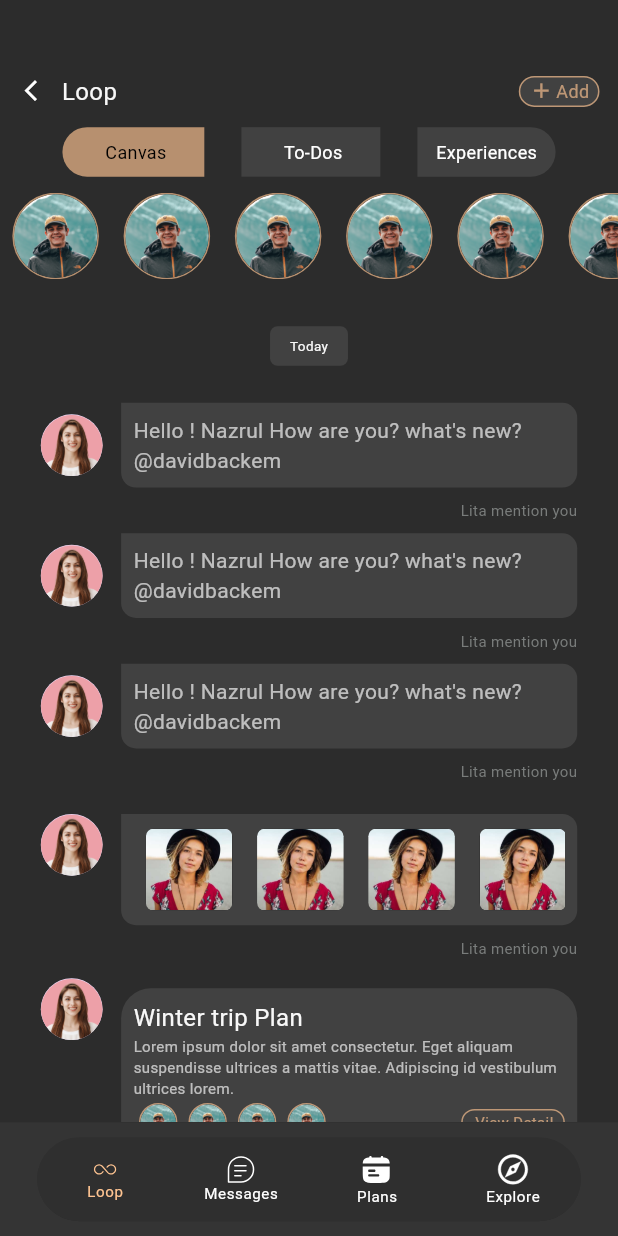
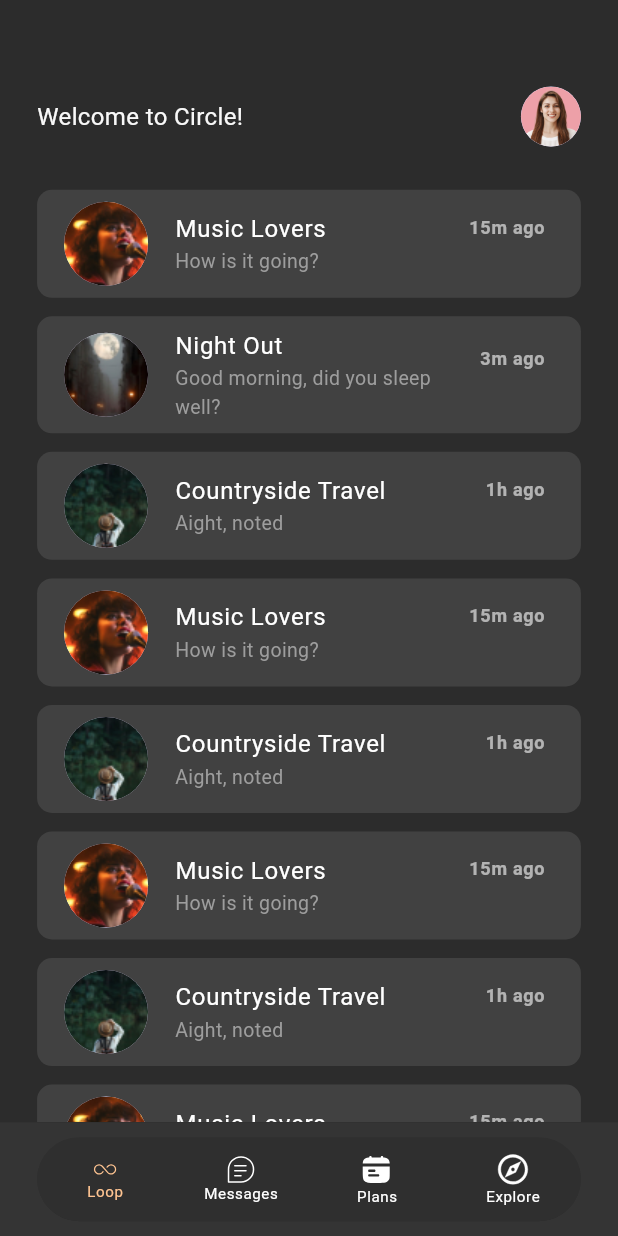
Before and after one commit to ZeeshanAhamad786/Circle-App, a Flutter app: the BottomNavigationScreen screen opened directly, on a phone screen of 412 x 824 dp. Run offline on Flutter 3.47's test engine with Material 3 defaults, Android fonts, the light colour scheme and no system bars; our stand-ins replace flutter_contacts, flutter_svg, get, image_picker, loading_animation_widget, permission_handler and 6 more; missing offline and left inert: story; accounts and stored records are empty; Roboto replaces fonts that are missing (medium).

Commit message:
ui changes latest

```diff
--- a/lib/controller/utils/style/customTextStyle.dart
+++ b/lib/controller/utils/style/customTextStyle.dart
@@ -138,4 +138,10 @@ class CustomTextStyle{
       fontFamily: 'medium',
       color: CustomColor.mainColorGroupMember
   );
+  static TextStyle mediumTextTimeOpacity= TextStyle(
+      fontSize: 12.px,
+      fontWeight: FontWeight.w600,
+      fontFamily: 'medium',
+      color: Colors.white.withOpacity(0.6)
+  );
 }
--- a/lib/view/screens/bottom_navigation_screen/bottom_navigation_screen.dart
+++ b/lib/view/screens/bottom_navigation_screen/bottom_navigation_screen.dart
@@ -1,4 +1,5 @@
 import 'package:circleapp/controller/utils/color/custom_color.dart';
+import 'package:circleapp/view/screens/createNewCircleScreens/create_circle_screen.dart';
 import 'package:circleapp/view/screens/createNewCircleScreens/loopTabBar.dart';
 import 'package:circleapp/view/screens/createNewCircleScreens/main_chat_screen.dart';
 import 'package:circleapp/view/screens/explore_section/explore_screen.dart';
@@ -98,7 +99,7 @@ class BottomNavigationScreenState extends State<BottomNavigationScreen> {
           ),
         ),
         body: Obx(() => currentIndex.value == 0
-            ? LoopTabBar(selectedIndex: 0)
+            ? CreateCircleScreen(selectedIndex: 0)
             : currentIndex.value == 1
                 ? MainChatScreen()
                 // Obx(()=>
--- a/lib/view/screens/createNewCircleScreens/addMembersScreen.dart
+++ b/lib/view/screens/createNewCircleScreens/addMembersScreen.dart
@@ -87,7 +87,8 @@ class _AddMembersState extends State<AddMembers> {
                     ),
                   ),
                   createCircleController.contactsLoading.value
-                      ? Expanded(
+                      ?
+                  Expanded(
                           child: ListView.builder(
                             padding: EdgeInsets.zero,
                             itemCount: 15,
--- a/lib/view/screens/createNewCircleScreens/change_circle_name.dart
+++ b/lib/view/screens/createNewCircleScreens/change_circle_name.dart
@@ -30,11 +30,11 @@ class ChangeCircleName extends StatelessWidget {
             getVerticalSpace(1.h),
             TextFormField(
               decoration: InputDecoration(
-                  isDense: true,
                   hintText: "Hiking Plan",
                   hintStyle: TextStyle(fontWeight: FontWeight.w400, fontFamily: "medium", fontSize: 10.px, color: Colors.white),
                   filled: true,
                   fillColor: CustomColor.textFieldColor,
+                  contentPadding: EdgeInsets.all(10),
                   enabledBorder: OutlineInputBorder(
                       borderRadius: BorderRadius.circular(30),
                       borderSide: BorderSide(
--- /dev/null
+++ b/lib/view/screens/createNewCircleScreens/create_circle_screen.dart
@@ -0,0 +1,147 @@
+import 'package:circleapp/controller/utils/color/custom_color.dart';
+import 'package:circleapp/controller/utils/style/customTextStyle.dart';
+import 'package:circleapp/models/main_chat_screen_model.dart';
+import 'package:circleapp/view/screens/createNewCircleScreens/chatScreen.dart';
+import 'package:circleapp/view/screens/createNewCircleScreens/loopTabBar.dart';
+import 'package:circleapp/view/screens/profile_screen/profile_screen.dart';
+import 'package:flutter/cupertino.dart';
+import 'package:flutter/material.dart';
+import 'package:get/get.dart';
+import 'package:http/http.dart';
+import 'package:responsive_sizer/responsive_sizer.dart';
+
+import '../../custom_widget/customwidgets.dart';
+
+class CreateCircleScreen extends StatefulWidget {
+  int selectedIndex;
+   CreateCircleScreen({super.key,required this.selectedIndex});
+
+  @override
+  State<CreateCircleScreen> createState() => _CreateCircleScreenState();
+}
+
+class _CreateCircleScreenState extends State<CreateCircleScreen> {
+  final RxList<MainChatScreenModel> items = [
+    MainChatScreenModel(
+      title: "Music Lovers",
+      subtitle: "How is it going?",
+      imageUrl: "assets/png/Avatar1.jpg",
+      time: '15m ago',
+    ),
+    MainChatScreenModel(
+      title: "Night Out",
+      subtitle: "Good morning, did you sleep well?",
+      imageUrl: "assets/png/Avatar2.jpg",
+      time: '3m ago',
+    ),
+    MainChatScreenModel(
+      title: "Countryside Travel",
+      subtitle: "Aight, noted",
+      imageUrl: "assets/png/Avatar3.jpg",
+      time: '1h ago',
+    ),
+    MainChatScreenModel(
+      title: "Music Lovers",
+      subtitle: "How is it going?",
+      imageUrl: "assets/png/Avatar1.jpg",
+      time: '15m ago',
+    ),
+    MainChatScreenModel(
+      title: "Countryside Travel",
+      subtitle: "Aight, noted",
+      imageUrl: "assets/png/Avatar3.jpg",
+      time: '1h ago',
+    ),
+    MainChatScreenModel(
+      title: "Music Lovers",
+      subtitle: "How is it going?",
+      imageUrl: "assets/png/Avatar1.jpg",
+      time: '15m ago',
+    ),
+    MainChatScreenModel(
+      title: "Countryside Travel",
+      subtitle: "Aight, noted",
+      imageUrl: "assets/png/Avatar3.jpg",
+      time: '1h ago',
+    ),
+    MainChatScreenModel(
+      title: "Music Lovers",
+      subtitle: "How is it going?",
+      imageUrl: "assets/png/Avatar1.jpg",
+      time: '15m ago',
+    ),
+  ].obs;
+
+  @override
+  Widget build(BuildContext context) {
+    return Obx(() => Scaffold(
+      backgroundColor: CustomColor.mainColorBackground,
+      body: Padding(
+        padding: EdgeInsets.symmetric(horizontal: 3.h),
+        child: Column(
+          children: [
+            getVerticalSpace(7.h),
+            Row(
+              mainAxisAlignment: MainAxisAlignment.spaceBetween,
+              children: [
+                Text(
+                  "Welcome to Circle!",
+                  style: CustomTextStyle.mediumTextExplore,
+                ),
+               GestureDetector(onTap: () {
+Get.to(()=>const ProfileScreen());
+               },
+                   child: CircleAvatar(backgroundImage: AssetImage("assets/png/litaProfile.png"),radius: 20,))
+              ],
+            ),
+            getVerticalSpace(2.h),
+            Expanded(
+              child: ListView.builder(
+                  padding: EdgeInsets.zero,
+                  itemCount: items.length,
+                  shrinkWrap: true,
+                  itemBuilder: (BuildContext, index) {
+                    return GestureDetector(
+                      onTap: () {
+                        Get.to(() => LoopTabBar());
+                      },
+                      child: Container(
+                        margin: EdgeInsets.only(top: 1.5.h),
+                        width: MediaQuery.of(context).size.width,
+                        decoration: BoxDecoration(
+                          borderRadius: BorderRadius.circular(10),
+                          color: CustomColor.textFieldColor,
+                        ),
+                        child: ListTile(
+                          title: Text(
+                            items[index].title,
+                            style: CustomTextStyle.mediumTextTitle,
+                          ),
+                          subtitle: Text(
+                            items[index].subtitle,
+                            style: CustomTextStyle.mediumTextSubtitle,
+                          ),
+                          leading: CircleAvatar(
+                            maxRadius: 30,
+                            backgroundImage: AssetImage(items[index].imageUrl),
+                          ),
+                          trailing: Column(crossAxisAlignment: CrossAxisAlignment.end,
+                            children: [
+                              getVerticalSpace(1.h),
+                              Text(
+                                items[index].time,
+                                style: CustomTextStyle.mediumTextTimeOpacity,
+                              ),
+                            ],
+                          ),
+                        ),
+                      ),
+                    );
+                  }),
+            )
+          ],
+        ),
+      ),
+    ));
+  }
+}
--- a/lib/view/screens/createNewCircleScreens/loopTabBar.dart
+++ b/lib/view/screens/createNewCircleScreens/loopTabBar.dart
@@ -14,8 +14,8 @@ import '../story_screen.dart';
 import 'chatScreen.dart';
 
 class LoopTabBar extends StatelessWidget {
-  LoopTabBar({super.key, required this.selectedIndex});
-  int selectedIndex;
+  LoopTabBar({super.key, });
+
 
   @override
   Widget build(BuildContext context) {
@@ -45,7 +45,7 @@ class LoopTabBar extends StatelessWidget {
                     ),
                     getHorizentalSpace(1.5.h),
                     Text(
-                      'Loop',
+                      'Hiking',
                       style: CustomTextStyle.headingStyle,
                     ),
                     const Expanded(child: SizedBox()),
--- a/lib/view/screens/explore_section/explore_screen.dart
+++ b/lib/view/screens/explore_section/explore_screen.dart
@@ -6,7 +6,7 @@ import 'package:flutter_svg/flutter_svg.dart';
 import 'package:get/get.dart';
 import 'package:responsive_sizer/responsive_sizer.dart';
 
-import '../../../controller/explore-model.dart';
+import '../../../models/explore-model.dart';
 import '../../../controller/utils/color/custom_color.dart';
 import '../../custom_widget/customwidgets.dart';
 
--- a/lib/view/screens/on_board_screens/onBoardScreen.dart
+++ b/lib/view/screens/on_board_screens/onBoardScreen.dart
@@ -1,6 +1,6 @@
 import 'package:circleapp/controller/utils/style/customTextStyle.dart';
 import 'package:circleapp/view/screens/athentications/login_screen.dart';
-import 'package:circleapp/view/screens/createNewCircleScreens/group_edit_screen.dart';
+import 'package:circleapp/view/screens/createNewCircleScreens/circle_edit_screen.dart';
 import 'package:flutter/material.dart';
 import 'package:get/get.dart';
 import 'package:responsive_sizer/responsive_sizer.dart';
@@ -69,7 +69,7 @@ class _OnBoardingScreen1State extends State<OnBoardingScreen1> {
                 right: 3.h,
                 child: GestureDetector(
                   onTap: () {
-                    Get.to(() => GroupEditScreen());
+                    Get.to(() => CircleEditScreen());
 
                     Get.to(() => ExploreScreen());
                   },
```
Also changed, not shown: lib/view/screens/createNewCircleScreens/chatScreen.dart (+35 -6 lines), lib/view/screens/createNewCircleScreens/circle_edit_screen.dart (renamed from lib/view/screens/createNewCircleScreens/group_edit_screen.dart, +4 -4 lines), lib/view/screens/createNewCircleScreens/main_chat_screen.dart (+8 -2 lines), lib/view/screens/explore_section/early_bird_offer.dart (+6 -1 lines), lib/view/screens/profile_screen/profile_screen.dart (added, +57 -0 lines), assets/png/profileMain.png (added), assets/svg/pin.svg (added), assets/svg/profileCamera.svg (added), lib/models/explore-model.dart (renamed from lib/controller/explore-model.dart).
